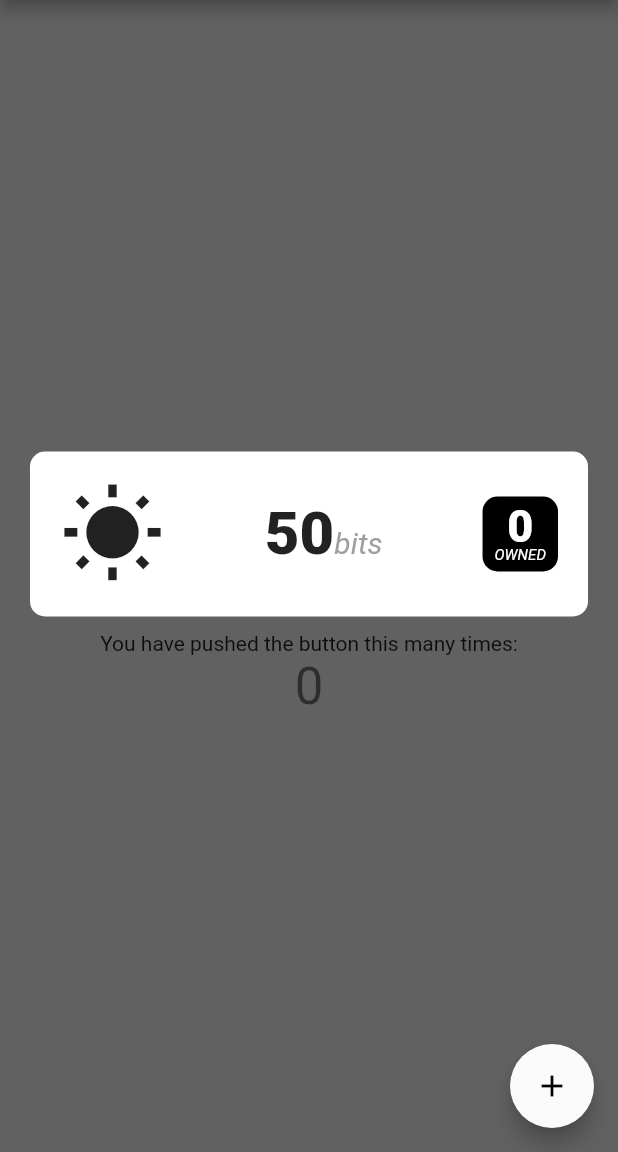
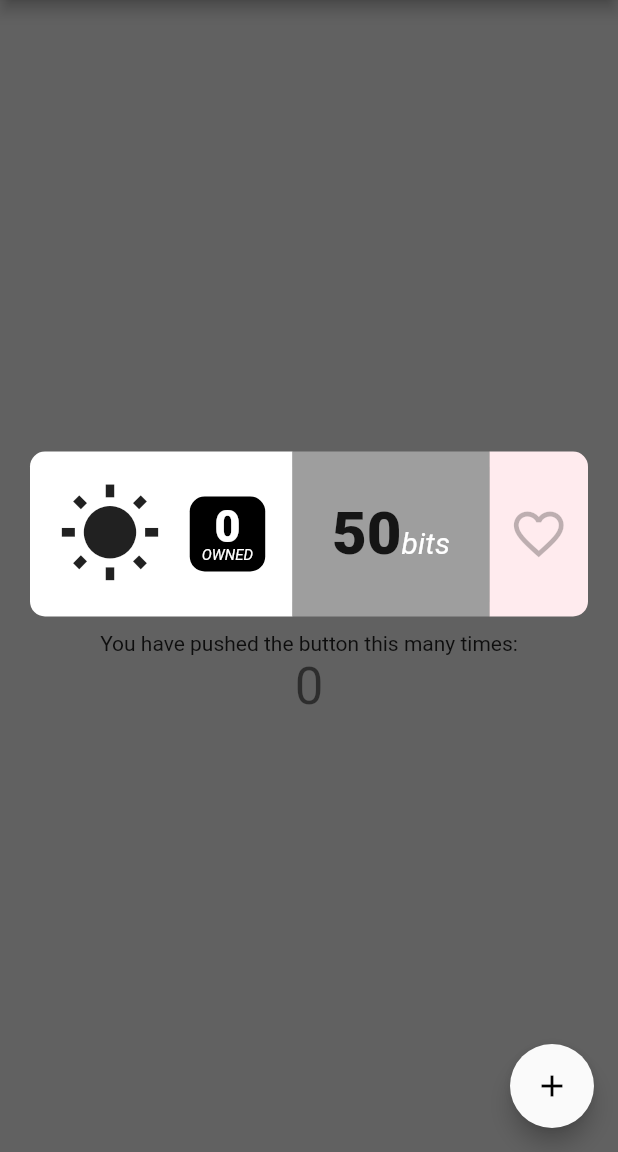
Before and after one commit to elliottTreinen/iconStocks, a Flutter app: the screen it shows after launch, on a phone screen of 412 x 824 dp, the part 84-1236 px from its top. Run offline on Flutter 3.47's test engine with Material 2 defaults, Android fonts, the phone set to English and light mode, and no system bars.

Commit message:
restructured stock card, starting stock object

```diff
--- a/merakis_icon_stocks/lib/stock_widgets.dart
+++ b/merakis_icon_stocks/lib/stock_widgets.dart
@@ -1,8 +1,24 @@
 import 'package:flutter/material.dart';
+import 'dart:math';
+
+Random rng = new Random();
+
+class IconStock{
+  IconData icon;
+  int price;
+  int owned;
+  bool liked;
+
+  IconStock(IconData iconData){
+    icon = iconData;
+    price = 10 + rng.nextInt(191);
+  }
+}
 
 class StockCard extends StatelessWidget {
-  StockCard({Key key, this.icon, this.price, this.owned=0}) : super(key: key);
+  StockCard({Key key, this.icon, this.price, this.owned = 0}) : super(key: key);
 
+  //final IconStock stock;
   final IconData icon;
   final int price;
   final int owned;
@@ -10,30 +26,28 @@ class StockCard extends StatelessWidget {
   @override
   Widget build(BuildContext context) {
     return Container(
+        margin: EdgeInsets.symmetric(horizontal: 20, vertical: 10),
+        height: 110,
+        child: Row(
+          mainAxisAlignment: MainAxisAlignment.center,
+          children: <Widget>[
+            //FIRST SECTION (ICON AND OWNED COUNTER)
+            Expanded(
+              flex: 8,
+              child: Container(
                 decoration: BoxDecoration(
-        borderRadius: BorderRadius.all(Radius.circular(10)) ,
+                  borderRadius: BorderRadius.only(topLeft: Radius.circular(10), bottomLeft: Radius.circular(10)),
                   color: Colors.white,
                 ),
-      margin: EdgeInsets.symmetric(horizontal: 20, vertical: 10),
-      child: Padding(
-          padding: EdgeInsets.all(20),
+                height: double.infinity,
+
                 child: Row(
-          mainAxisAlignment: MainAxisAlignment.spaceBetween,
+                  mainAxisAlignment: MainAxisAlignment.spaceEvenly,
                   children: <Widget>[
                   Icon(
                     icon,
                     color: Colors.grey[900],
                     size: 70.0,
-            ),
-
-            //Current Price
-            Text.rich(
-              TextSpan(
-                children: <TextSpan>[
-                  TextSpan(text: price.toString(), style: TextStyle(fontWeight: FontWeight.w800, fontSize: 40)),
-                  TextSpan(text: 'bits', style: TextStyle(fontStyle: FontStyle.italic, fontSize: 20, color: Colors.grey)),
-                ],
-              )
                   ),
 
                   //Shares owned
@@ -57,10 +71,50 @@ class StockCard extends StatelessWidget {
                         ),
                       ),
                     ),
-            ),
-          ],
+                  )]
                 ),
               ),
+            ),
+
+            //SECOND SECTION (PRICE)
+            Expanded(
+              flex: 6,
+              child: Container(
+                decoration: BoxDecoration(
+                  color: Colors.grey,
+                ),
+                height: double.infinity,
+                alignment: Alignment.center,
+                child: Text.rich(
+                  TextSpan(
+                    children: <TextSpan>[
+                      TextSpan(text: price.toString(), style: TextStyle(fontWeight: FontWeight.w800, fontSize: 40)),
+                      TextSpan(text: 'bits', style: TextStyle(fontStyle: FontStyle.italic, fontSize: 20, color: Colors.white)),
+                    ],
+                  )
+                ),
+              ),
+            ),
+
+            //THIRD SECTION (LIKE)
+            Expanded(
+              flex: 3,
+              child: Container(
+                decoration: BoxDecoration(
+                  borderRadius: BorderRadius.only(topRight: Radius.circular(10), bottomRight: Radius.circular(10)),
+                  color: Colors.red[50],
+                ),
+                height: double.infinity,
+
+                child: IconButton(
+                  icon: Icon(Icons.favorite_outline, color: Colors.black26),
+                  iconSize: 40,
+                  onPressed: null
+                ),
+              ),
+            ),
+          ]
+        )
     );
   }
 }
```
Lines whose indentation alone changed are shown as unchanged.
